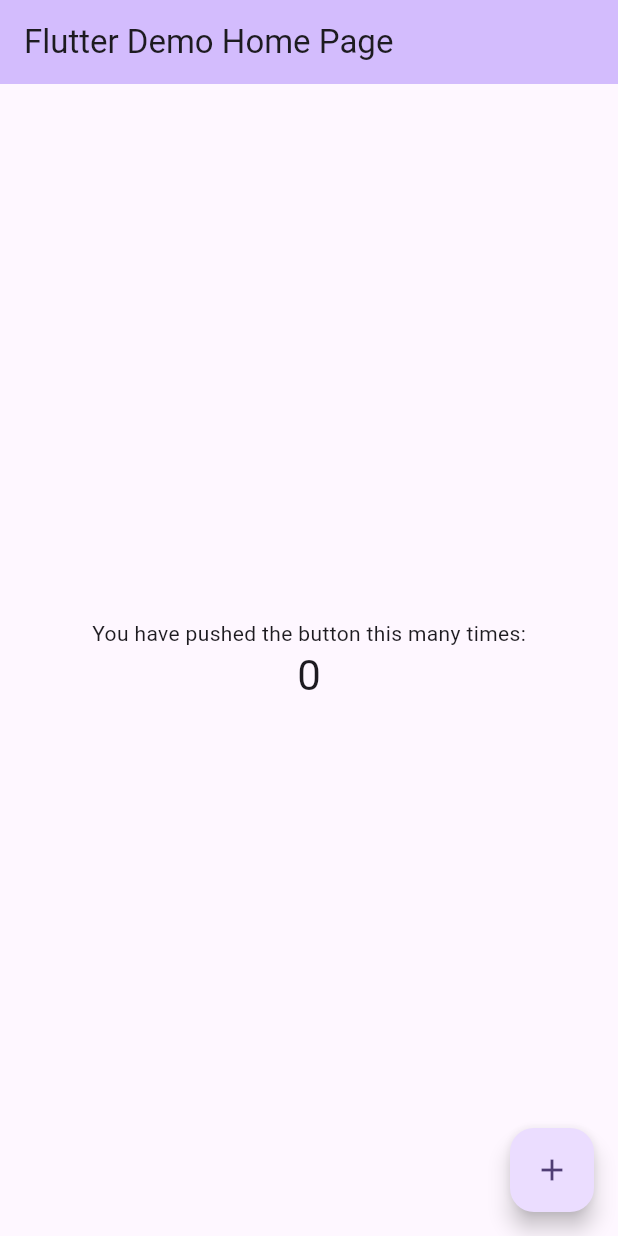
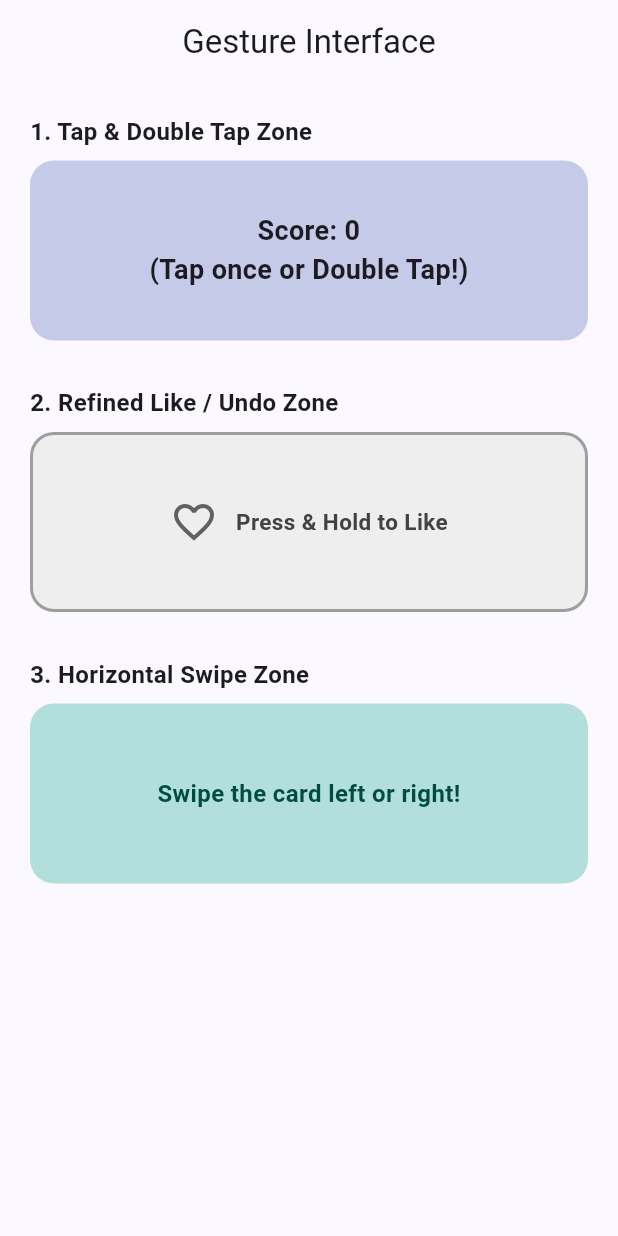
Before and after one commit to KrutoyKrolik/gesture_controlled_interface, a Flutter app: the screen it shows after launch, on a phone screen of 412 x 824 dp. Run offline on Flutter 3.47's test engine with Material 3 defaults, Android fonts, the phone set to English and light mode, and no system bars.

Commit message:
Generic App with gesture features

```diff
--- a/lib/main.dart
+++ b/lib/main.dart
@@ -1,122 +1,249 @@
 import 'package:flutter/material.dart';
 
 void main() {
-  runApp(const MyApp());
+  runApp(const GestureApp());
 }
 
-class MyApp extends StatelessWidget {
-  const MyApp({super.key});
+class GestureApp extends StatelessWidget {
+  const GestureApp({super.key});
 
-  // This widget is the root of your application.
   @override
   Widget build(BuildContext context) {
     return MaterialApp(
-      title: 'Flutter Demo',
+      title: 'Gesture Interface',
+      debugShowCheckedModeBanner: false,
       theme: ThemeData(
-        // This is the theme of your application.
-        //
-        // TRY THIS: Try running your application with "flutter run". You'll see
-        // the application has a purple toolbar. Then, without quitting the app,
-        // try changing the seedColor in the colorScheme below to Colors.green
-        // and then invoke "hot reload" (save your changes or press the "hot
-        // reload" button in a Flutter-supported IDE, or press "r" if you used
-        // the command line to start the app).
-        //
-        // Notice that the counter didn't reset back to zero; the application
-        // state is not lost during the reload. To reset the state, use hot
-        // restart instead.
-        //
-        // This works for code too, not just values: Most code changes can be
-        // tested with just a hot reload.
-        colorScheme: .fromSeed(seedColor: Colors.deepPurple),
+        useMaterial3: true,
+        colorSchemeSeed: Colors.indigo,
       ),
-      home: const MyHomePage(title: 'Flutter Demo Home Page'),
+      home: const GestureScreen(),
     );
   }
 }
 
-class MyHomePage extends StatefulWidget {
-  const MyHomePage({super.key, required this.title});
-
-  // This widget is the home page of your application. It is stateful, meaning
-  // that it has a State object (defined below) that contains fields that affect
-  // how it looks.
-
-  // This class is the configuration for the state. It holds the values (in this
-  // case the title) provided by the parent (in this case the App widget) and
-  // used by the build method of the State. Fields in a Widget subclass are
-  // always marked "final".
-
-  final String title;
+class GestureScreen extends StatefulWidget {
+  const GestureScreen({super.key});
 
   @override
-  State<MyHomePage> createState() => _MyHomePageState();
+  State<GestureScreen> createState() => _GestureScreenState();
 }
 
-class _MyHomePageState extends State<MyHomePage> {
-  int _counter = 0;
+class _GestureScreenState extends State<GestureScreen> {
+  // Step 2 State (Tap & Double Tap)
+  int _tapCount = 0;
+  Color _cardColor = Colors.indigo.shade100;
 
-  void _incrementCounter() {
-    setState(() {
-      // This call to setState tells the Flutter framework that something has
-      // changed in this State, which causes it to rerun the build method below
-      // so that the display can reflect the updated values. If we changed
-      // _counter without calling setState(), then the build method would not be
-      // called again, and so nothing would appear to happen.
-      _counter++;
-    });
+  // Step 3 Refinement State (Double Tap + Long Hold to Undo)
+  bool _isLiked = false;
+  bool _readyToUndo = false;
+  double _cardScale = 1.0;
+
+  // Step 4 State (Swipe / Drag)
+  double _dragOffset = 0.0;
+  String _swipeStatus = "Swipe the card left or right!";
+
+  void _showSnackBar(String message) {
+    ScaffoldMessenger.of(context).clearSnackBars();
+    ScaffoldMessenger.of(context).showSnackBar(
+      SnackBar(
+        content: Text(message),
+        duration: const Duration(milliseconds: 1200),
+        behavior: SnackBarBehavior.floating,
+      ),
+    );
   }
 
   @override
   Widget build(BuildContext context) {
-    // This method is rerun every time setState is called, for instance as done
-    // by the _incrementCounter method above.
-    //
-    // The Flutter framework has been optimized to make rerunning build methods
-    // fast, so that you can just rebuild anything that needs updating rather
-    // than having to individually change instances of widgets.
     return Scaffold(
       appBar: AppBar(
-        // TRY THIS: Try changing the color here to a specific color (to
-        // Colors.amber, perhaps?) and trigger a hot reload to see the AppBar
-        // change color while the other colors stay the same.
-        backgroundColor: Theme.of(context).colorScheme.inversePrimary,
-        // Here we take the value from the MyHomePage object that was created by
-        // the App.build method, and use it to set our appbar title.
-        title: Text(widget.title),
+        title: const Text('Gesture Interface'),
+        centerTitle: true,
       ),
-      body: Center(
-        // Center is a layout widget. It takes a single child and positions it
-        // in the middle of the parent.
+      body: SingleChildScrollView(
+        padding: const EdgeInsets.all(20.0),
         child: Column(
-          // Column is also a layout widget. It takes a list of children and
-          // arranges them vertically. By default, it sizes itself to fit its
-          // children horizontally, and tries to be as tall as its parent.
-          //
-          // Column has various properties to control how it sizes itself and
-          // how it positions its children. Here we use mainAxisAlignment to
-          // center the children vertically; the main axis here is the vertical
-          // axis because Columns are vertical (the cross axis would be
-          // horizontal).
-          //
-          // TRY THIS: Invoke "debug painting" (choose the "Toggle Debug Paint"
-          // action in the IDE, or press "p" in the console), to see the
-          // wireframe for each widget.
-          mainAxisAlignment: .center,
+          crossAxisAlignment: CrossAxisAlignment.stretch,
           children: [
-            const Text('You have pushed the button this many times:'),
-            Text(
-              '$_counter',
-              style: Theme.of(context).textTheme.headlineMedium,
+            // GESTURE 1: TAP & DOUBLE TAP
+            const Text(
+              '1. Tap & Double Tap Zone',
+              style: TextStyle(fontWeight: FontWeight.bold, fontSize: 16),
+            ),
+            const SizedBox(height: 8),
+            GestureDetector(
+              onTap: () {
+                setState(() {
+                  _tapCount++;
+                  _cardColor = Colors.indigo.shade200;
+                });
+              },
+              onDoubleTap: () {
+                setState(() {
+                  _tapCount += 10;
+                  _cardColor = Colors.amber.shade200;
+                });
+                _showSnackBar('Double Tap Bonus! +10 Points');
+              },
+              child: AnimatedContainer(
+                duration: const Duration(milliseconds: 200),
+                height: 120,
+                decoration: BoxDecoration(
+                  color: _cardColor,
+                  borderRadius: BorderRadius.circular(16),
+                ),
+                child: Center(
+                  child: Text(
+                    'Score: $_tapCount\n(Tap once or Double Tap!)',
+                    textAlign: TextAlign.center,
+                    style: const TextStyle(fontSize: 18, fontWeight: FontWeight.bold),
+                  ),
+                ),
+              ),
+            ),
+
+            const SizedBox(height: 30),
+
+            // GESTURE 2: REFINED LONG PRESS (DOUBLE TAP + LONG PRESS TO UNDO)
+            const Text(
+              '2. Refined Like / Undo Zone',
+              style: TextStyle(fontWeight: FontWeight.bold, fontSize: 16),
+            ),
+            const SizedBox(height: 8),
+            GestureDetector(
+              onTapDown: (_) => setState(() => _cardScale = 0.95),
+              onTapUp: (_) => setState(() => _cardScale = 1.0),
+              onTapCancel: () => setState(() => _cardScale = 1.0),
+              onDoubleTap: () {
+                if (_isLiked) {
+                  setState(() => _readyToUndo = true);
+                  _showSnackBar('Double-tapped! Now long-press to confirm Undo');
+                }
+              },
+              onLongPress: () {
+                if (!_isLiked) {
+                  // Standard Long Press to Like
+                  setState(() {
+                    _isLiked = true;
+                    _cardScale = 1.0;
+                  });
+                  _showSnackBar('Item Favorited! ❤️');
+                } else if (_readyToUndo) {
+                  // Refined Combo: Double Tap + Long Press to Undo
+                  setState(() {
+                    _isLiked = false;
+                    _readyToUndo = false;
+                    _cardScale = 1.0;
+                  });
+                  _showSnackBar('Item Unfavorited 💔');
+                } else {
+                  // Alert user if they only long-pressed without double-tapping first
+                  _showSnackBar('Double-tap FIRST, then long-press to undo!');
+                }
+              },
+              child: AnimatedScale(
+                scale: _cardScale,
+                duration: const Duration(milliseconds: 100),
+                child: Container(
+                  height: 120,
+                  decoration: BoxDecoration(
+                    color: _isLiked
+                        ? (_readyToUndo ? Colors.orange.shade100 : Colors.pink.shade100)
+                        : Colors.grey.shade200,
+                    borderRadius: BorderRadius.circular(16),
+                    border: Border.all(
+                      color: _isLiked
+                          ? (_readyToUndo ? Colors.orange : Colors.pink)
+                          : Colors.grey,
+                      width: 2,
+                    ),
+                  ),
+                  child: Row(
+                    mainAxisAlignment: MainAxisAlignment.center,
+                    children: [
+                      Icon(
+                        _isLiked ? Icons.favorite : Icons.favorite_border,
+                        color: _isLiked
+                            ? (_readyToUndo ? Colors.orange : Colors.pink)
+                            : Colors.grey.shade700,
+                        size: 32,
+                      ),
+                      const SizedBox(width: 12),
+                      Flexible(
+                        child: Text(
+                          _isLiked
+                              ? (_readyToUndo
+                                  ? 'Now Hold Down to Confirm Undo!'
+                                  : 'Liked! (Double-tap + Hold to Undo)')
+                              : 'Press & Hold to Like',
+                          textAlign: TextAlign.center,
+                          style: TextStyle(
+                            fontSize: 15,
+                            fontWeight: FontWeight.w600,
+                            color: _isLiked
+                                ? (_readyToUndo ? Colors.orange.shade900 : Colors.pink.shade900)
+                                : Colors.grey.shade800,
+                          ),
+                        ),
+                      ),
+                    ],
+                  ),
+                ),
+              ),
+            ),
+
+            const SizedBox(height: 30),
+
+            // GESTURE 3: HORIZONTAL SWIPE
+            const Text(
+              '3. Horizontal Swipe Zone',
+              style: TextStyle(fontWeight: FontWeight.bold, fontSize: 16),
+            ),
+            const SizedBox(height: 8),
+            GestureDetector(
+              onHorizontalDragUpdate: (details) {
+                setState(() {
+                  _dragOffset += details.delta.dx;
+                });
+              },
+              onHorizontalDragEnd: (details) {
+                if (_dragOffset > 100) {
+                  setState(() => _swipeStatus = "Swiped Right! 👉 (Archived)");
+                  _showSnackBar("Action: Archived");
+                } else if (_dragOffset < -100) {
+                  setState(() => _swipeStatus = "Swiped Left! 👈 (Deleted)");
+                  _showSnackBar("Action: Deleted");
+                }
+                setState(() => _dragOffset = 0.0);
+              },
+              child: Transform.translate(
+                offset: Offset(_dragOffset, 0),
+                child: Container(
+                  height: 120,
+                  decoration: BoxDecoration(
+                    color: Colors.teal.shade100,
+                    borderRadius: BorderRadius.circular(16),
+                  ),
+                  child: Center(
+                    child: Padding(
+                      padding: const EdgeInsets.symmetric(horizontal: 16),
+                      child: Text(
+                        _swipeStatus,
+                        textAlign: TextAlign.center,
+                        style: TextStyle(
+                          fontSize: 16,
+                          fontWeight: FontWeight.bold,
+                          color: Colors.teal.shade900,
+                        ),
+                      ),
+                    ),
+                  ),
+                ),
+              ),
             ),
           ],
         ),
       ),
-      floatingActionButton: FloatingActionButton(
-        onPressed: _incrementCounter,
-        tooltip: 'Increment',
-        child: const Icon(Icons.add),
-      ),
     );
   }
 }
```
